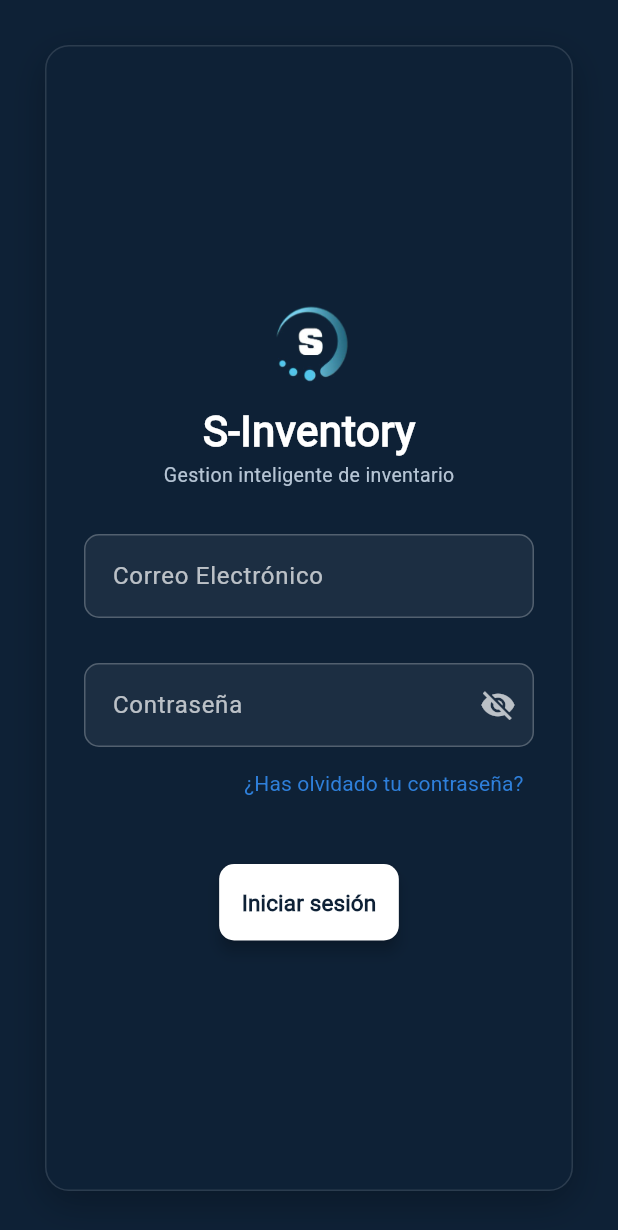
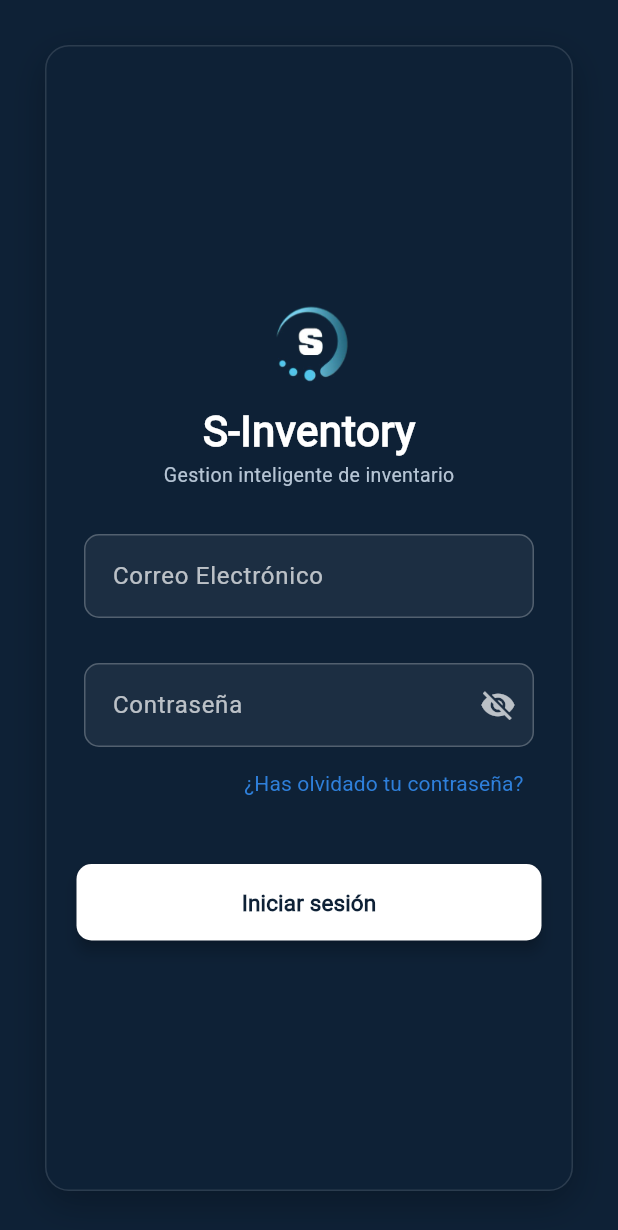
Before and after one commit to andreslandines/S-Inventory, a Flutter app: the screen it shows after launch, on a phone screen of 412 x 824 dp. Shown: the top 1230 px of the screen. Run offline on Flutter 3.47's test engine with Material 3 defaults, Android fonts, the phone set to English and light mode, and no system bars; our stand-ins replace firebase_core, firebase_messaging, image_picker, shared_preferences; accounts and stored records are empty.

Commit message:
Estabilizar version funcional y corregir login Android

```diff
--- a/frontend/s_inventory/lib/components/inicio/login.dart
+++ b/frontend/s_inventory/lib/components/inicio/login.dart
@@ -192,11 +192,22 @@ class _LoginScreenState extends State<LoginScreen> {
     );
   }
 
+
 @override
 Widget build(BuildContext context) {
   return Scaffold(
     backgroundColor: AppColors.fondo,
+    resizeToAvoidBottomInset: false,
     body: SafeArea(
+      child: LayoutBuilder(
+        builder: (context, constraints) {
+          return SingleChildScrollView(
+            keyboardDismissBehavior:
+                ScrollViewKeyboardDismissBehavior.onDrag,
+            child: ConstrainedBox(
+              constraints: BoxConstraints(
+                minHeight: constraints.maxHeight,
+              ),
               child: Container(
                 margin: const EdgeInsets.all(30),
                 padding: const EdgeInsets.all(20),
@@ -214,6 +225,7 @@ class _LoginScreenState extends State<LoginScreen> {
                 ),
                 child: Column(
                   mainAxisAlignment: MainAxisAlignment.center,
+                  mainAxisSize: MainAxisSize.min,
                   children: [
                     ClipOval(
                       child: Image.asset(
@@ -224,19 +236,29 @@ class _LoginScreenState extends State<LoginScreen> {
                       ),
                     ),
                     const SizedBox(height: 10),
-              Text('S-Inventory', style: Estilotextos.Titulos),
+                    Text(
+                      'S-Inventory',
+                      style: Estilotextos.Titulos,
+                    ),
                     Text(
                       'Gestion inteligente de inventario',
                       style: Estilotextos.textoSecundario,
                     ),
                     const SizedBox(height: 30),
-              _campo('Correo Electrónico', _emailController),
+
+                    _campo(
+                      'Correo Electrónico',
+                      _emailController,
+                    ),
+
                     const SizedBox(height: 30),
+
                     _campo(
                       'Contraseña',
                       _contrasenaController,
                       contrasena: true,
                     ),
+
                     Align(
                       alignment: Alignment.centerRight,
                       child: TextButton(
@@ -244,33 +266,42 @@ class _LoginScreenState extends State<LoginScreen> {
                           Navigator.push(
                             context,
                             MaterialPageRoute(
-                        builder: (_) => const Recoverypassword(),
+                              builder: (_) =>
+                                  const Recoverypassword(),
                             ),
                           );
                         },
                         child: const Text(
                           '¿Has olvidado tu contraseña?',
-                    style: Estilotextos.textoOlvidasteContrasena,
+                          style: Estilotextos
+                              .textoOlvidasteContrasena,
                         ),
                       ),
                     ),
+
                     const SizedBox(height: 30),
-              ElevatedButton(
+
+                    SizedBox(
+                      width: double.infinity,
+                      child: ElevatedButton(
                         style: ElevatedButton.styleFrom(
                           backgroundColor: Colors.white,
                           foregroundColor: AppColors.fondo,
                           disabledBackgroundColor: Colors.white,
-                  disabledForegroundColor: AppColors.fondo,
+                          disabledForegroundColor:
+                              AppColors.fondo,
                           elevation: 4,
                           padding: const EdgeInsets.symmetric(
                             vertical: 15,
                             horizontal: 15,
                           ),
                           shape: RoundedRectangleBorder(
-                    borderRadius: BorderRadius.circular(10),
+                            borderRadius:
+                                BorderRadius.circular(10),
                           ),
                         ),
-                onPressed: _isLoading ? null : _iniciarSesion,
+                        onPressed:
+                            _isLoading ? null : _iniciarSesion,
                         child: _isLoading
                             ? const SizedBox(
                                 width: 30,
@@ -287,10 +318,15 @@ class _LoginScreenState extends State<LoginScreen> {
                                 ),
                               ),
                       ),
+                    ),
                   ],
                 ),
               ),
             ),
           );
+        },
+      ),
+    ),
+  );
 }
 }
```
Also changed, not shown: frontend/s_inventory/lib/services/api_config.dart (+10 -8 lines), 1 other file. Lines whose indentation alone changed are shown as unchanged.
